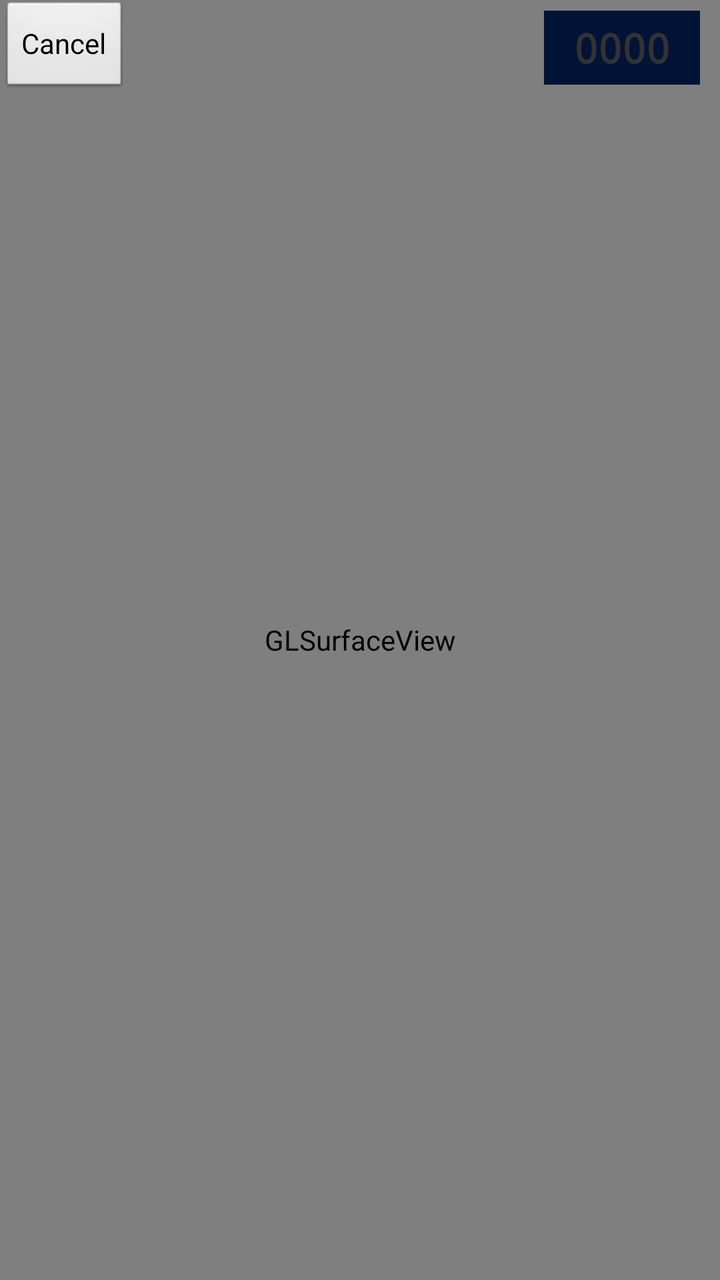
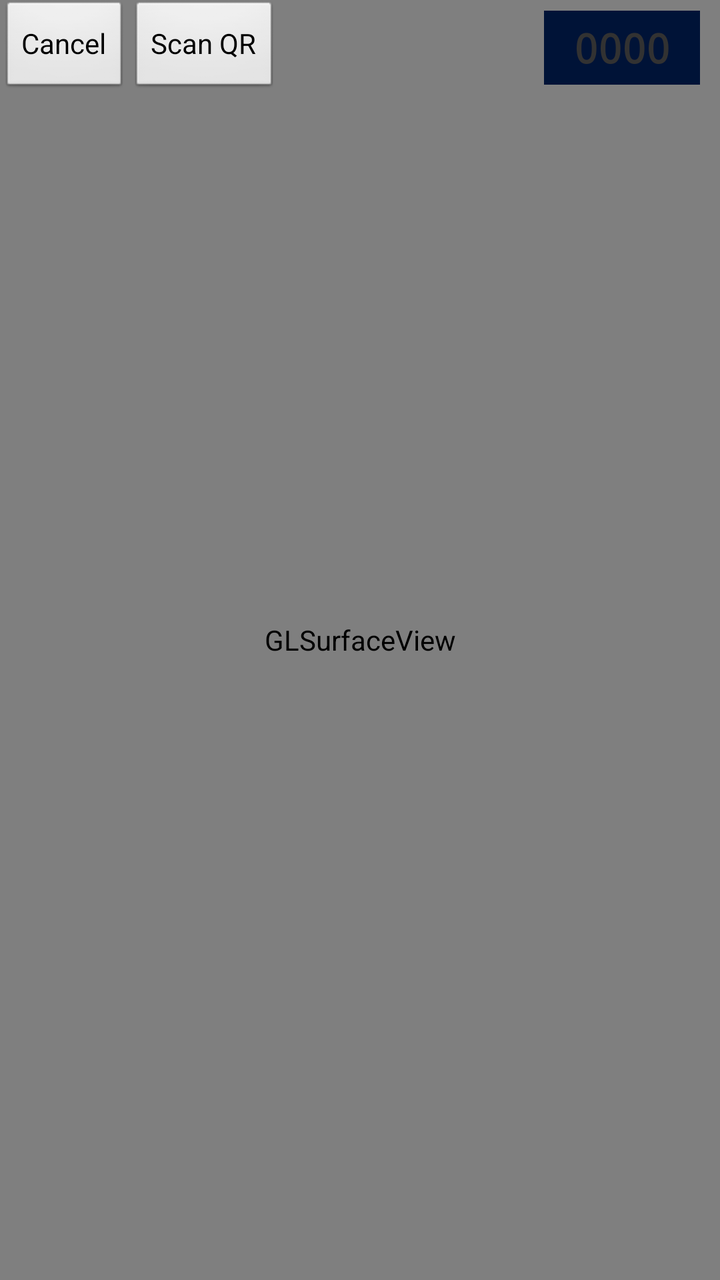

Before-and-after screenshots of an Android layout around one commit, followed by the original layout XML and the change that was made.
<!-- AndroidManifest.xml: application theme AppTheme -->
<!-- res/layout/activity_main.xml -->
<RelativeLayout xmlns:android="http://schemas.android.com/apk/res/android"
    xmlns:app="http://schemas.android.com/apk/res-auto"
    xmlns:tools="http://schemas.android.com/tools"
    android:layout_width="match_parent"
    android:layout_height="match_parent"
    tools:context="com.google.ar.core.examples.java.cloudanchor.CloudAnchorActivity">

  <android.opengl.GLSurfaceView
      android:id="@+id/surfaceview"
      android:layout_width="fill_parent"
      android:layout_height="fill_parent"
      android:layout_gravity="top"/>


  <LinearLayout
      android:id="@+id/linearLayout"
      android:layout_width="match_parent"
      android:layout_height="wrap_content"
      android:orientation="horizontal">

    <Button
        android:id="@+id/cancel_button"
        android:layout_width="wrap_content"
        android:layout_height="wrap_content"
        android:text="Cancel" />

    <RelativeLayout
        android:layout_width="wrap_content"
        android:layout_height="wrap_content"
        android:layout_gravity="center"
        android:paddingRight="10dp">

      <TextView
          android:id="@+id/room_code_text"
          android:layout_width="wrap_content"
          android:layout_height="wrap_content"
          android:layout_alignParentEnd="true"
          android:background="#001337"
          android:fontFamily="monospace"
          android:gravity="center_vertical"
          android:paddingHorizontal="15dp"
          android:paddingVertical="5dp"
          android:text="@string/initial_room_code"
          android:textSize="20sp"
          android:textStyle="bold" />

    </RelativeLayout>

  </LinearLayout>

</RelativeLayout>
<!-- resources referenced by this layout -->
<resources>
  <string name="initial_room_code">0000</string>
  <style name="AppTheme" parent="AppBaseTheme">
      
    </style>
  <style name="AppBaseTheme" parent="android:Theme.Light">
      
    </style>
</resources>

<!-- the commit's change to res/layout/activity_main.xml (unified diff, before → after) -->
@@ -24,6 +24,12 @@
         android:layout_height="wrap_content"
         android:text="Cancel" />
 
+    <Button
+        android:id="@+id/scan_qr_button"
+        android:layout_width="wrap_content"
+        android:layout_height="wrap_content"
+        android:text="Scan QR" />
+
     <RelativeLayout
         android:layout_width="wrap_content"
         android:layout_height="wrap_content"
